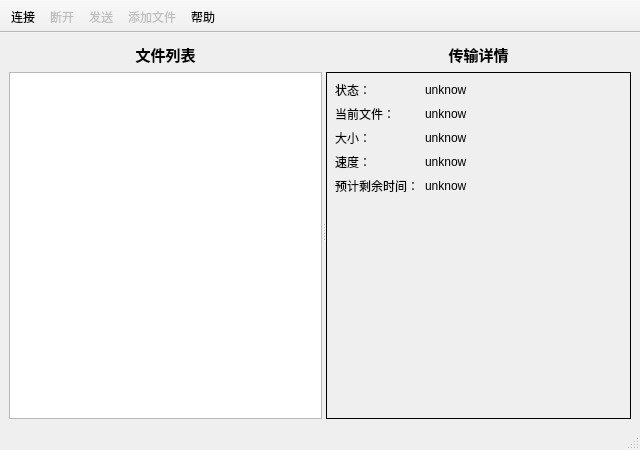
The window that UI/AClient.ui (uxinghai/ICMA-Qt) describes before a commit, drawn with Qt 5.
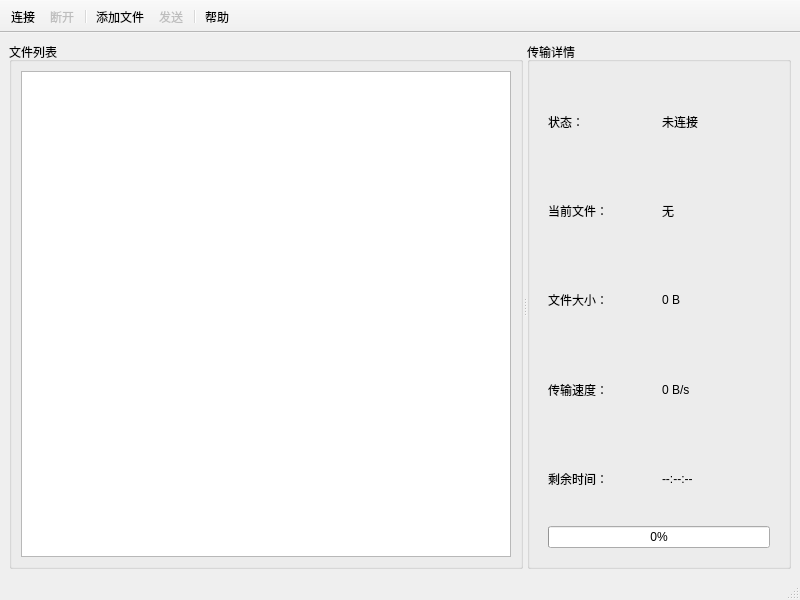
The same window after the commit. Icons and pictures are not drawn.

Commit message: 导入文件模块

```diff
--- a/UI/AClient.ui
+++ b/UI/AClient.ui
@@ -6,20 +6,14 @@
       <rect>
         <x>0</x>
         <y>0</y>
-        <width>640</width>
-        <height>450</height>
+    <width>800</width>
+    <height>600</height>
       </rect>
     </property>
     <property name="minimumSize">
       <size>
-        <width>640</width>
-        <height>450</height>
-      </size>
-    </property>
-    <property name="maximumSize">
-      <size>
-        <width>660</width>
-        <height>450</height>
+    <width>800</width>
+    <height>600</height>
       </size>
     </property>
     <property name="windowTitle">
@@ -32,47 +26,22 @@
       </iconset>
     </property>
     <widget class="QWidget" name="centralwidget">
-      <layout class="QGridLayout" name="gridLayout">
-        <item row="0" column="0">
-          <widget class="QSplitter" name="splitter">
+   <layout class="QVBoxLayout" name="verticalLayout_3">
+    <item>
+     <widget class="QSplitter" name="mainSplitter">
             <property name="orientation">
-              <enum>Qt::Orientation::Horizontal</enum>
-            </property>
-            <widget class="QWidget" name="layoutWidget">
+       <enum>Qt::Horizontal</enum>
+      </property>
+      <widget class="QWidget" name="fileListContainer">
               <layout class="QVBoxLayout" name="verticalLayout">
-                <property name="topMargin">
-                  <number>1</number>
-                </property>
                 <item>
-                  <widget class="QLabel" name="label">
-                    <property name="maximumSize">
-                      <size>
-                        <width>16777215</width>
-                        <height>24</height>
-                      </size>
-                    </property>
-                    <property name="font">
-                      <font>
-                        <pointsize>11</pointsize>
-                        <bold>true</bold>
-                      </font>
-                    </property>
-                    <property name="text">
+         <widget class="QGroupBox" name="fileListGroup">
+          <property name="title">
                       <string>文件列表</string>
                     </property>
-                    <property name="alignment">
-                      <set>Qt::AlignmentFlag::AlignCenter</set>
-                    </property>
-                  </widget>
-                </item>
+          <layout class="QVBoxLayout" name="verticalLayout_4">
                 <item>
-                  <widget class="QListWidget" name="FileListWidget">
-                    <property name="maximumSize">
-                      <size>
-                        <width>350</width>
-                        <height>16777215</height>
-                      </size>
-                    </property>
+            <widget class="QListWidget" name="fileListWidget">
                     <property name="contextMenuPolicy">
                       <enum>Qt::ContextMenuPolicy::CustomContextMenu</enum>
                     </property>
@@ -101,129 +70,112 @@
                 </item>
               </layout>
             </widget>
-            <widget class="QWidget" name="layoutWidget">
+        </item>
+       </layout>
+      </widget>
+      <widget class="QWidget" name="transferDetailsContainer">
               <layout class="QVBoxLayout" name="verticalLayout_2">
                 <item>
-                  <widget class="QLabel" name="label_2">
-                    <property name="maximumSize">
-                      <size>
-                        <width>16777215</width>
-                        <height>24</height>
-                      </size>
-                    </property>
-                    <property name="font">
-                      <font>
-                        <pointsize>11</pointsize>
-                        <bold>true</bold>
-                      </font>
-                    </property>
-                    <property name="text">
+         <widget class="QGroupBox" name="transferDetailsGroup">
+          <property name="title">
                       <string>传输详情</string>
                     </property>
-                    <property name="alignment">
-                      <set>Qt::AlignmentFlag::AlignCenter</set>
-                    </property>
-                  </widget>
-                </item>
+          <layout class="QVBoxLayout" name="verticalLayout_5">
                 <item>
-                  <widget class="QWidget" name="TransDetail" native="true">
-                    <property name="minimumSize">
-                      <size>
-                        <width>250</width>
-                        <height>0</height>
-                      </size>
-                    </property>
-                    <property name="styleSheet">
-                      <string notr="true">QWidget {
-                        border: 1px solid;
-                        }
-
-                        QLabel {
-                        border: none; /* 确保 QLabel 的边框不被修改 */
-                        }
-                      </string>
-                    </property>
-                    <layout class="QFormLayout" name="formLayout">
+            <widget class="QWidget" name="detailsWidget" native="true">
+             <layout class="QGridLayout" name="gridLayout">
                       <item row="0" column="0">
-                        <widget class="QLabel" name="lb1">
+               <widget class="QLabel" name="statusLabel">
                           <property name="text">
                             <string>状态：</string>
                           </property>
                         </widget>
                       </item>
                       <item row="0" column="1">
-                        <widget class="QLabel" name="lbStatus">
+               <widget class="QLabel" name="statusValue">
                           <property name="text">
-                            <string>unknow</string>
+                 <string>未连接</string>
                           </property>
                         </widget>
                       </item>
                       <item row="1" column="0">
-                        <widget class="QLabel" name="lb2">
+               <widget class="QLabel" name="currentFileLabel">
                           <property name="text">
                             <string>当前文件：</string>
                           </property>
                         </widget>
                       </item>
                       <item row="1" column="1">
-                        <widget class="QLabel" name="lbCurFile">
+               <widget class="QLabel" name="currentFileValue">
                           <property name="text">
-                            <string>unknow</string>
+                 <string>无</string>
+                </property>
+                <property name="wordWrap">
+                 <bool>true</bool>
                           </property>
                         </widget>
                       </item>
                       <item row="2" column="0">
-                        <widget class="QLabel" name="lb3">
+               <widget class="QLabel" name="sizeLabel">
                           <property name="text">
-                            <string>大小：</string>
+                 <string>文件大小：</string>
                           </property>
                         </widget>
                       </item>
                       <item row="2" column="1">
-                        <widget class="QLabel" name="lbSize">
+               <widget class="QLabel" name="sizeValue">
                           <property name="text">
-                            <string>unknow</string>
+                 <string>0 B</string>
                           </property>
                         </widget>
                       </item>
                       <item row="3" column="0">
-                        <widget class="QLabel" name="lb4">
+               <widget class="QLabel" name="speedLabel">
                           <property name="text">
-                            <string>速度：</string>
+                 <string>传输速度：</string>
                           </property>
                         </widget>
                       </item>
                       <item row="3" column="1">
-                        <widget class="QLabel" name="lbSpeed">
+               <widget class="QLabel" name="speedValue">
                           <property name="text">
-                            <string>unknow</string>
+                 <string>0 B/s</string>
                           </property>
                         </widget>
                       </item>
                       <item row="4" column="0">
-                        <widget class="QLabel" name="lb5">
+               <widget class="QLabel" name="remainingTimeLabel">
                           <property name="text">
-                            <string>预计剩余时间：</string>
+                 <string>剩余时间：</string>
                           </property>
                         </widget>
                       </item>
                       <item row="4" column="1">
-                        <widget class="QLabel" name="lbRemaingTime">
+               <widget class="QLabel" name="remainingTimeValue">
                           <property name="text">
-                            <string>unknow</string>
+                 <string>--:--:--</string>
                           </property>
                         </widget>
                       </item>
+              <item row="5" column="0" colspan="2">
+               <widget class="QProgressBar" name="progressBar">
+                <property name="value">
+                 <number>0</number>
+                </property>
+               </widget>
+              </item>
                     </layout>
                   </widget>
                 </item>
               </layout>
             </widget>
-          </widget>
+        </item>
+       </layout>
+      </widget>
+     </widget>
         </item>
       </layout>
     </widget>
-    <widget class="QStatusBar" name="statusbar"/>
     <widget class="QToolBar" name="toolBar">
       <property name="windowTitle">
         <string>toolBar</string>
@@ -236,8 +188,8 @@
       </property>
       <property name="iconSize">
         <size>
-          <width>25</width>
-          <height>25</height>
+     <width>24</width>
+     <height>24</height>
         </size>
       </property>
       <property name="toolButtonStyle">
@@ -250,11 +202,56 @@
         <bool>false</bool>
       </attribute>
       <addaction name="actionConnect"/>
-      <addaction name="actionDisConnect"/>
+   <addaction name="actionDisconnect"/>
+   <addaction name="separator"/>
+   <addaction name="actionAddFiles"/>
       <addaction name="actionSend"/>
-      <addaction name="actionAdd"/>
+   <addaction name="separator"/>
       <addaction name="actionHelp"/>
     </widget>
+  <widget class="QStatusBar" name="statusBar"/>
+  <action name="actionConnect">
+   <property name="icon">
+    <iconset resource="../Resource.qrc">
+     <normaloff>:/transfer/res/transfer/Connect.png</normaloff>:/transfer/res/transfer/Connect.png</iconset>
+   </property>
+   <property name="text">
+    <string>连接</string>
+   </property>
+   <property name="toolTip">
+    <string>连接到接收方</string>
+   </property>
+  </action>
+  <action name="actionDisconnect">
+   <property name="enabled">
+    <bool>false</bool>
+   </property>
+   <property name="icon">
+    <iconset resource="../Resource.qrc">
+     <normaloff>:/transfer/res/transfer/disConnect.png</normaloff>:/transfer/res/transfer/disConnect.png</iconset>
+   </property>
+   <property name="text">
+    <string>断开</string>
+   </property>
+   <property name="toolTip">
+    <string>断开与接收方的连接</string>
+   </property>
+  </action>
+  <action name="actionAddFiles">
+   <property name="enabled">
+    <bool>true</bool>
+   </property>
+   <property name="icon">
+    <iconset resource="../Resource.qrc">
+     <normaloff>:/transfer/res/transfer/addFile.png</normaloff>:/transfer/res/transfer/addFile.png</iconset>
+   </property>
+   <property name="text">
+    <string>添加文件</string>
+   </property>
+   <property name="toolTip">
+    <string>添加文件到发送列表</string>
+   </property>
+  </action>
     <action name="actionSend">
       <property name="enabled">
         <bool>false</bool>
@@ -269,30 +266,7 @@
         <string>发送</string>
       </property>
       <property name="toolTip">
-        <string>开始发送.</string>
-      </property>
-      <property name="menuRole">
-        <enum>QAction::MenuRole::NoRole</enum>
-      </property>
-    </action>
-    <action name="actionDisConnect">
-      <property name="enabled">
-        <bool>false</bool>
-      </property>
-      <property name="icon">
-        <iconset resource="../res.qrc">
-          <normaloff>:/transfer/res/transfer/disConnect.png</normaloff>
-          :/transfer/res/transfer/disConnect.png
-        </iconset>
-      </property>
-      <property name="text">
-        <string>断开</string>
-      </property>
-      <property name="toolTip">
-        <string>断开与接收方的连接.</string>
-      </property>
-      <property name="menuRole">
-        <enum>QAction::MenuRole::NoRole</enum>
+    <string>开始发送文件</string>
       </property>
     </action>
     <action name="actionHelp">
@@ -306,16 +280,10 @@
         <string>帮助</string>
       </property>
       <property name="toolTip">
-        <string>查看使用说明.</string>
-      </property>
-      <property name="menuRole">
-        <enum>QAction::MenuRole::NoRole</enum>
-      </property>
-    </action>
-    <action name="actionAdd">
-      <property name="enabled">
-        <bool>false</bool>
-      </property>
+    <string>查看使用说明</string>
+   </property>
+  </action>
+  <action name="actionRemoveFile">
       <property name="icon">
         <iconset resource="../res.qrc">
           <normaloff>:/transfer/res/transfer/addFile.png</normaloff>
@@ -323,27 +291,10 @@
         </iconset>
       </property>
       <property name="text">
-        <string>添加文件</string>
+    <string>移除文件</string>
       </property>
       <property name="toolTip">
-        <string>添加文件到列表.</string>
-      </property>
-      <property name="menuRole">
-        <enum>QAction::MenuRole::NoRole</enum>
-      </property>
-    </action>
-    <action name="actionRemove">
-      <property name="icon">
-        <iconset resource="../res.qrc">
-          <normaloff>:/transfer/res/transfer/removeFileFromList.png</normaloff>
-          :/transfer/res/transfer/removeFileFromList.png
-        </iconset>
-      </property>
-      <property name="text">
-        <string>移除这条</string>
-      </property>
-      <property name="menuRole">
-        <enum>QAction::MenuRole::NoRole</enum>
+    <string>从列表中移除选中的文件</string>
       </property>
     </action>
     <action name="actionClearList">
```
Left out of the diff: 78 changed lines with no effect on the pictures. Lines whose indentation alone changed are shown as unchanged. The commit also changes 68 other files.
